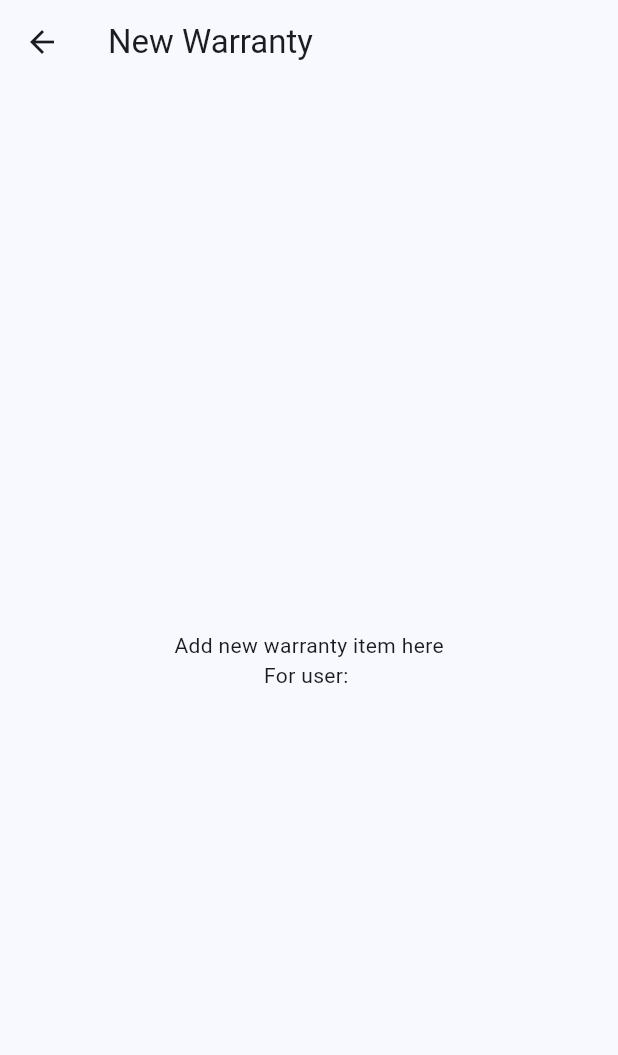
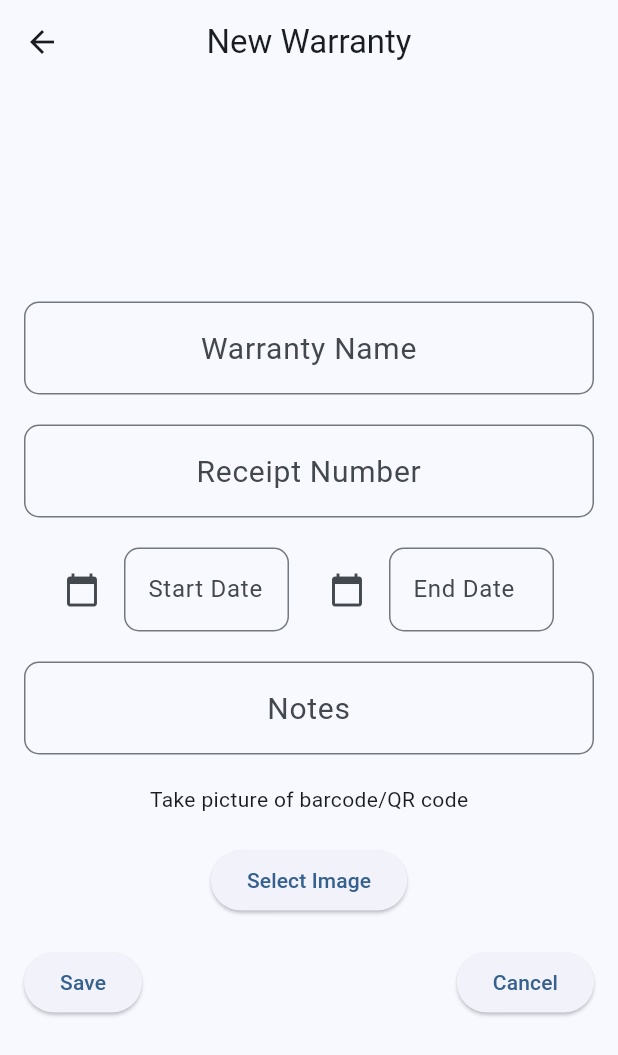
Before and after one commit to Fawaz80/WarrantyTracker, a Flutter app: the NewWarrantyScreen screen opened directly with empty values, on a phone screen of 412 x 824 dp. Shown: the top 1055 px of the screen. Run offline on Flutter 3.47's test engine with Material 3 defaults, Android fonts, the phone set to English and light mode, and no system bars; our stand-ins replace image_picker.

Commit message:
created new warranty page

```diff
--- a/lib/main.dart
+++ b/lib/main.dart
@@ -1,6 +1,7 @@
 import 'package:flutter/material.dart';
 import 'screens/login_screen.dart';
 import 'services/storage_service.dart';
+
 void main() {
   runApp(const WarrantyTrackerApp());
 }
@@ -27,7 +28,7 @@ class WarrantyTrackerApp extends StatelessWidget {
         useMaterial3: true,
       ),
       themeMode: ThemeMode.system, // This will follow system theme
-      home:  LoginScreen(),
+      home: LoginScreen(),
     );
   }
 }
--- a/lib/screens/new_warranty_screen.dart
+++ b/lib/screens/new_warranty_screen.dart
@@ -1,24 +1,167 @@
 import 'package:flutter/material.dart';
+import 'package:intl/intl.dart';
 import '../models/user.dart';
+import 'package:image_picker/image_picker.dart';
 
-class NewWarrantyScreen extends StatelessWidget {
+class NewWarrantyScreen extends StatefulWidget {
   final User user;
 
   const NewWarrantyScreen({super.key, required this.user});
 
   @override
+  State<NewWarrantyScreen> createState() => _NewWarrantyScreenState();
+}
+
+class _NewWarrantyScreenState extends State<NewWarrantyScreen> {
+  final TextEditingController startDateController = TextEditingController();
+  final TextEditingController endDateController = TextEditingController();
+  final TextEditingController warrantyName = TextEditingController();
+  final TextEditingController receiptName = TextEditingController();
+  final TextEditingController notes = TextEditingController();
+
+  @override
+  void dispose() {
+    startDateController.dispose();
+    startDateController.dispose();
+    warrantyName.dispose();
+    receiptName.dispose();
+    notes.dispose();
+    super.dispose();
+  }
+
+  @override
   Widget build(BuildContext context) {
     return Scaffold(
-      appBar: AppBar(title: const Text('New Warranty')),
+      appBar: AppBar(
+        title: const Text('New Warranty'),
+        centerTitle: true,
+      ),
       body: Center(
-        child: Column(
-          mainAxisAlignment: MainAxisAlignment.center,
-          children: [
-            const Text('Add new warranty item here'),
-            Text('For user: ${user.email}'), // Example usage
-          ],
+        child: SingleChildScrollView(
+          padding: const EdgeInsets.all(16),
+          child: Column(
+            children: [
+              buildTextField('Warranty Name', warrantyName),
+              const SizedBox(height: 20),
+              buildTextField('Receipt Number', receiptName),
+              const SizedBox(height: 20),
+              Row(
+                mainAxisAlignment: MainAxisAlignment.spaceEvenly,
+                children: [
+                  buildSelectDateButton('Start Date', startDateController),
+                  buildSelectDateButton('End Date', endDateController),
+                ],
+              ),
+              const SizedBox(height: 20),
+              buildTextField('Notes', notes),
+              const SizedBox(height: 20),
+              Text('Take picture of barcode/QR code'),
+              const SizedBox(height: 20),
+              // Button to allow user to select image or take a picture
+              ElevatedButton(
+                onPressed: () async {
+                  final ImageSource? source = await showDialog<ImageSource>(
+                    context: context,
+                    builder: (BuildContext context) {
+                      return AlertDialog(
+                        title: const Text('Select Image Source'),
+                        actions: [
+                          TextButton(
+                            onPressed: () =>
+                                Navigator.pop(context, ImageSource.camera),
+                            child: const Text('Camera'),
+                          ),
+                          TextButton(
+                            onPressed: () =>
+                                Navigator.pop(context, ImageSource.gallery),
+                            child: const Text('Gallery'),
+                          ),
+                        ],
+                      );
+                    },
+                  );
+
+                  if (source != null) {
+                    // TODO: Use image_picker package save the image
+                  }
+                },
+                child: const Text('Select Image'),
+              ),
+              const SizedBox(height: 20),
+              Row(
+                mainAxisAlignment: MainAxisAlignment.spaceBetween,
+                children: [
+                  ElevatedButton(
+                    onPressed: () {
+                      // TODO: Handle save action
+                    },
+                    child: const Text('Save'),
+                  ),
+                  ElevatedButton(
+                    onPressed: () {
+                      // TODO: Handle cancel action
+                      Navigator.pop(context);
+                    },
+                    child: const Text('Cancel'),
+                  ),
+                ],
+              ),
+            ],
+          ),
         ),
       ),
     );
   }
+
+  Widget buildTextField(String hintText, TextEditingController controller) {
+    return TextField(
+      maxLines: 1,
+      controller: controller,
+      textAlign: TextAlign.center,
+      style: const TextStyle(fontSize: 20),
+      decoration: InputDecoration(
+        hintText: hintText,
+        border: OutlineInputBorder(
+          borderRadius: BorderRadius.circular(10),
+          borderSide: const BorderSide(color: Colors.blue, width: 2),
+        ),
+        focusedBorder: OutlineInputBorder(
+          borderRadius: BorderRadius.circular(10),
+          borderSide: const BorderSide(color: Colors.blue, width: 2),
+        ),
+      ),
+    );
+  }
+
+  Widget buildSelectDateButton(String label, TextEditingController controller) {
+    return SizedBox(
+      width: 150,
+      child: TextField(
+        controller: controller,
+        decoration: InputDecoration(
+          icon: const Icon(Icons.calendar_today),
+          labelText: label,
+          border: OutlineInputBorder(
+            borderRadius: BorderRadius.circular(10),
+          ),
+        ),
+        readOnly: true,
+        onTap: () async {
+          DateTime? pickedDate = await showDatePicker(
+            context: context,
+            initialDate: DateTime.now(),
+            firstDate: DateTime(1950),
+            lastDate: DateTime(2100),
+          );
+
+          if (pickedDate != null) {
+            String formattedDate = DateFormat('yyyy-MM-dd').format(pickedDate);
+            setState(() {
+              controller.text = formattedDate;
+            });
+          }
+        },
+      ),
+    );
+  }
 }
--- a/pubspec.yaml
+++ b/pubspec.yaml
@@ -35,6 +35,8 @@ dependencies:
   # The following adds the Cupertino Icons font to your application.
   # Use with the CupertinoIcons class for iOS style icons.
   cupertino_icons: ^1.0.8
+  intl: ^0.20.2
+  image_picker: ^1.1.2
 
 dev_dependencies:
   flutter_test:
```
Also changed, not shown: pubspec.lock, 6 other files.
